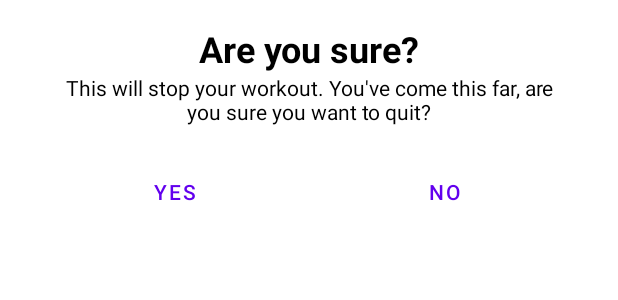
After one commit to aolikas/Kotlin, an Android app: the layout dialog_back_conformation.xml on its own in the app's theme, with its tools: preview values and no code run, on a phone screen of 412 x 824 dp. The commit adds this screen. Shown: the top 300 px of the screen. Run offline under Robolectric (Android 15) with nearby library versions, the phone set to English and light mode, and no system bars.

Commit message:
added CustomDialog

```diff
--- a/7MinutesWorkout/app/src/main/java/my/aolika/a7minutesworkout/exerciseActivity.kt
+++ b/7MinutesWorkout/app/src/main/java/my/aolika/a7minutesworkout/exerciseActivity.kt
@@ -1,5 +1,6 @@
 package my.aolika.a7minutesworkout
 
+import android.app.Dialog
 import android.content.Intent
 import android.media.MediaPlayer
 import android.net.Uri
@@ -13,6 +14,7 @@ import android.widget.Toast
 import androidx.recyclerview.widget.LinearLayoutManager
 import my.aolika.a7minutesworkout.adapter.ExerciseRecyclerAdapter
 import my.aolika.a7minutesworkout.databinding.ActivityExerciseBinding
+import my.aolika.a7minutesworkout.databinding.DialogBackConformationBinding
 import my.aolika.a7minutesworkout.model.Constants
 import my.aolika.a7minutesworkout.model.ExerciseModel
 import java.lang.Exception
@@ -56,12 +58,35 @@ class exerciseActivity : AppCompatActivity(), TextToSpeech.OnInitListener {
         tts = TextToSpeech(this, this)
 
         binding.toolbarExercise.setNavigationOnClickListener {
+            customDialogForBackButton()
             onBackPressed()
         }
 
         setupRestView()
         setUpExerciseRecyclerAdapter()
 
+    }
+
+    override fun onBackPressed() {
+        customDialogForBackButton()
+    }
+
+
+    private fun customDialogForBackButton() {
+        val customDialog = Dialog(this)
+        val dialogBinding = DialogBackConformationBinding.inflate(layoutInflater)
+        customDialog.setContentView(dialogBinding.root)
+        customDialog.setCanceledOnTouchOutside(false)
+        dialogBinding.btnYes.setOnClickListener {
+            this@exerciseActivity.finish()
+            customDialog.dismiss()
+        }
+
+        dialogBinding.btnNo.setOnClickListener {
+            customDialog.dismiss()
+        }
+
+        customDialog.show()
     }
 
     private fun setUpExerciseRecyclerAdapter() {
@@ -90,9 +115,11 @@ class exerciseActivity : AppCompatActivity(), TextToSpeech.OnInitListener {
                     exerciseAdapter!!.notifyDataSetChanged()
                     setupRestView()
                 } else {
-                   finish()
-                    val intent = Intent(this@exerciseActivity,
-                        FinishActivity:: class.java)
+                    finish()
+                    val intent = Intent(
+                        this@exerciseActivity,
+                        FinishActivity::class.java
+                    )
                     startActivity(intent)
                 }
             }
--- /dev/null
+++ b/7MinutesWorkout/app/src/main/res/layout/dialog_back_conformation.xml
@@ -0,0 +1,54 @@
+<?xml version="1.0" encoding="utf-8"?>
+<LinearLayout xmlns:android="http://schemas.android.com/apk/res/android"
+    android:layout_width="match_parent"
+    android:layout_height="wrap_content"
+    android:orientation="vertical"
+    android:padding="16dp">
+
+    <TextView
+        android:layout_width="match_parent"
+        android:layout_height="wrap_content"
+        android:gravity="center"
+        android:text="@string/dialog_title"
+        android:textColor="@color/black"
+        android:textSize="24sp"
+        android:textStyle="bold" />
+
+    <TextView
+        android:layout_width="match_parent"
+        android:layout_height="wrap_content"
+        android:layout_marginLeft="20dp"
+        android:layout_marginRight="20dp"
+        android:gravity="center"
+        android:text="@string/dialog_content"
+        android:textColor="@color/black"
+        android:textSize="14sp" />
+
+    <LinearLayout
+        android:layout_width="match_parent"
+        android:layout_height="0dp"
+        android:layout_marginTop="20dp"
+        android:layout_weight="100"
+        android:orientation="horizontal">
+
+        <Button
+            android:id="@+id/btn_yes"
+            style="?android:attr/buttonBarButtonStyle"
+            android:layout_width="0dp"
+            android:layout_height="wrap_content"
+            android:layout_marginStart="20dp"
+            android:layout_marginEnd="10dp"
+            android:layout_weight="50"
+            android:text="@string/dialog_btn_yes" />
+
+        <Button
+            android:id="@+id/btn_no"
+            style="?android:attr/buttonBarButtonStyle"
+            android:layout_width="0dp"
+            android:layout_height="wrap_content"
+            android:layout_marginStart="10dp"
+            android:layout_marginEnd="20dp"
+            android:layout_weight="50"
+            android:text="@string/dialog_btn_no" />
+    </LinearLayout>
+</LinearLayout>
--- a/7MinutesWorkout/app/src/main/res/values/strings.xml
+++ b/7MinutesWorkout/app/src/main/res/values/strings.xml
@@ -12,4 +12,8 @@
     <string name="finish_description">end</string>
     <string name="tv_title1">You have done the workout!</string>
     <string name="btn_finish">Finish</string>
+    <string name="dialog_title">Are you sure?</string>
+    <string name="dialog_content">This will stop your workout. You\'ve come this far, are you sure you want to quit?</string>
+    <string name="dialog_btn_yes">YES</string>
+    <string name="dialog_btn_no">No</string>
 </resources>
```
